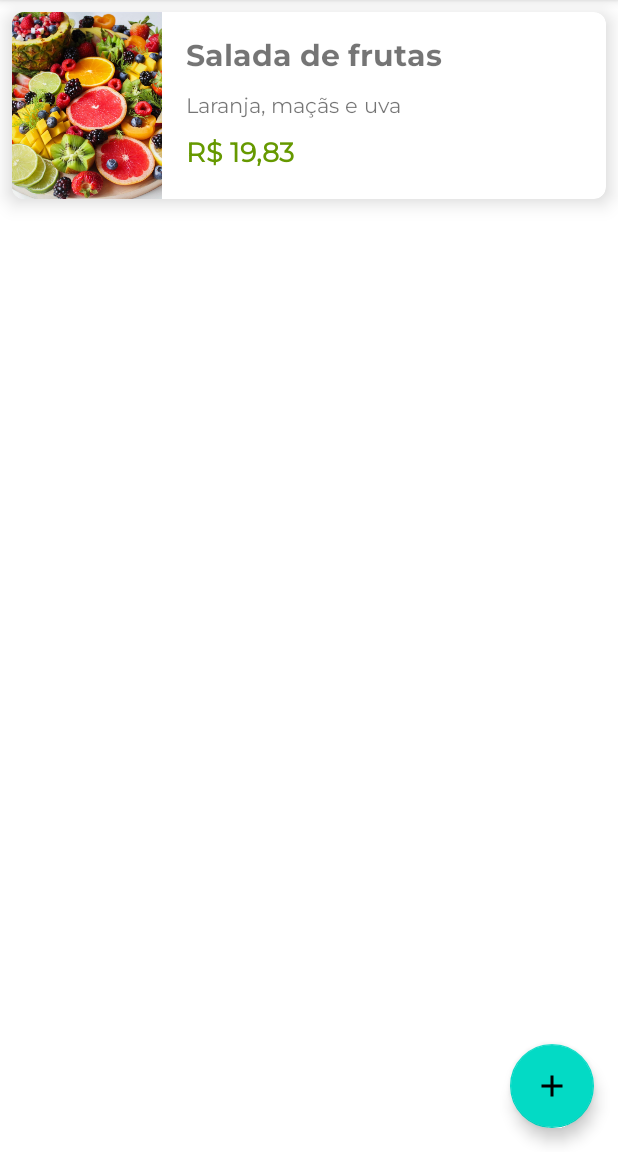
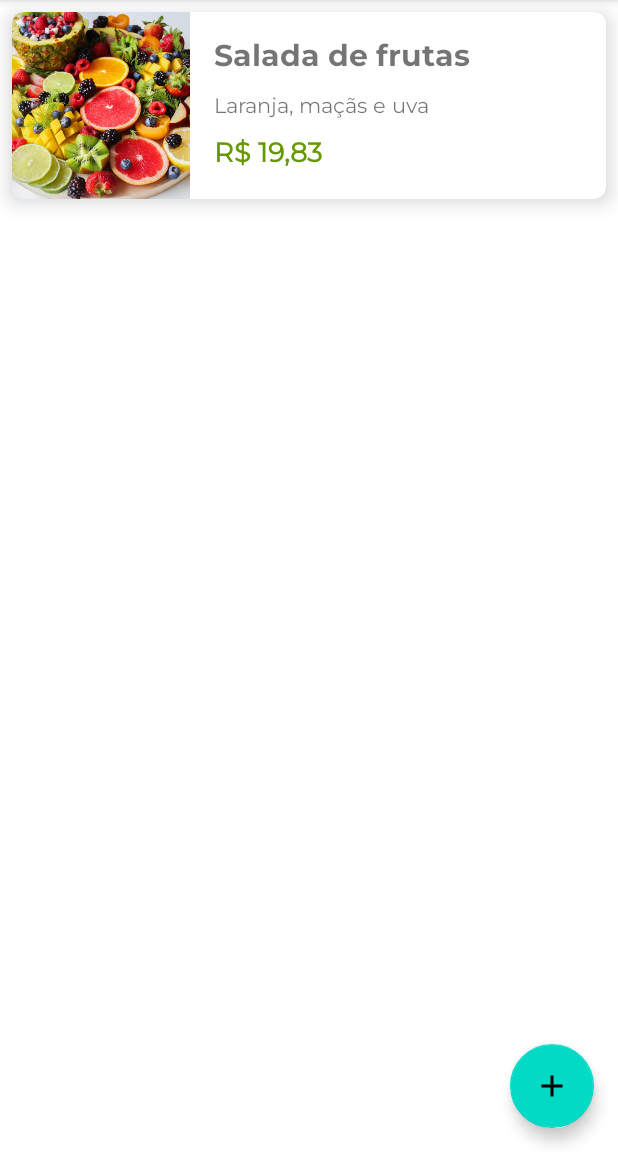
Before and after one commit to Andrade-Tales/listaDeCompras, an Android app: the screen it shows after launch (ListaProdutosActivity), on a phone screen of 412 x 824 dp, the part 84-1236 px from its top. Run offline under Robolectric (Android 15) with nearby library versions, the phone set to English and light mode, and no system bars.

Commit message:
Uso do guideline

```diff
--- a/app/src/main/res/layout/produto_item.xml
+++ b/app/src/main/res/layout/produto_item.xml
@@ -58,13 +58,21 @@
             app:layout_constraintTop_toBottomOf="@id/produto_item_descricao"
             tools:text="19.99" />
 
+        <androidx.constraintlayout.widget.Guideline
+            android:id="@+id/guideline"
+            android:layout_width="wrap_content"
+            android:layout_height="wrap_content"
+            android:orientation="vertical"
+            app:layout_constraintGuide_percent="0.3" />
+
+
         <ImageView
             android:id="@+id/imageView"
-            android:layout_width="100dp"
+            android:layout_width="0dp"
             android:layout_height="0dp"
             android:scaleType="centerCrop"
             app:layout_constraintBottom_toBottomOf="parent"
-            app:layout_constraintEnd_toStartOf="@id/produto_item_nome"
+            app:layout_constraintEnd_toStartOf="@id/guideline"
             app:layout_constraintStart_toStartOf="parent"
             app:layout_constraintTop_toTopOf="parent"
             app:srcCompat="@drawable/produto_1"
```
